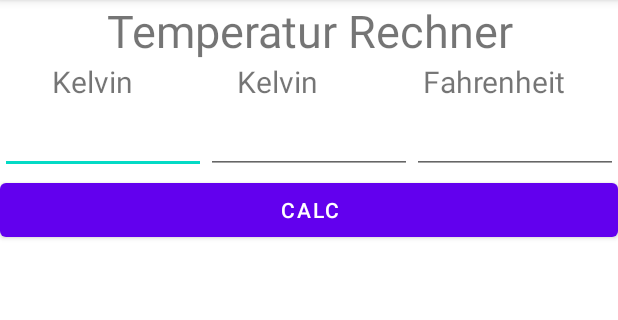
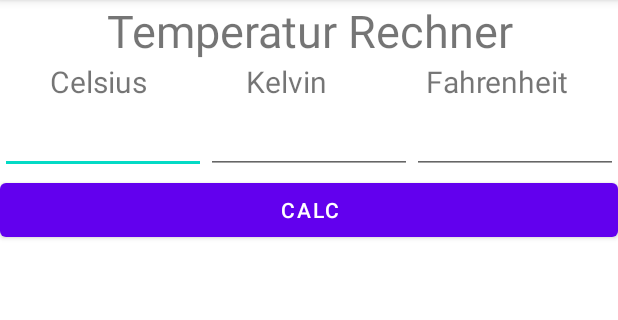
Before and after one commit to lecpab19/TemperaturCalc, an Android app: the screen it shows after launch (MainActivity), on a phone screen of 412 x 824 dp, the part 84-404 px from its top. Run offline under Robolectric (Android 15) with nearby library versions, the phone set to English and light mode, and no system bars; 1 statement that could not run was skipped.

Commit message:
changed TextView Kelvin--> Celsius

```diff
--- a/app/src/main/res/layout/activity_main.xml
+++ b/app/src/main/res/layout/activity_main.xml
@@ -26,7 +26,7 @@
             android:layout_height="match_parent"
             android:textAlignment="center"
             android:textSize="20sp"
-            android:text="Kelvin"
+            android:text="Celsius"
             android:layout_weight="1"
             />
 
```
